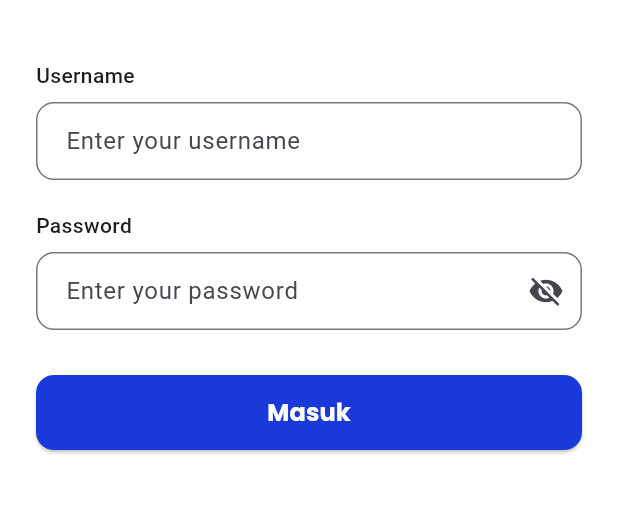
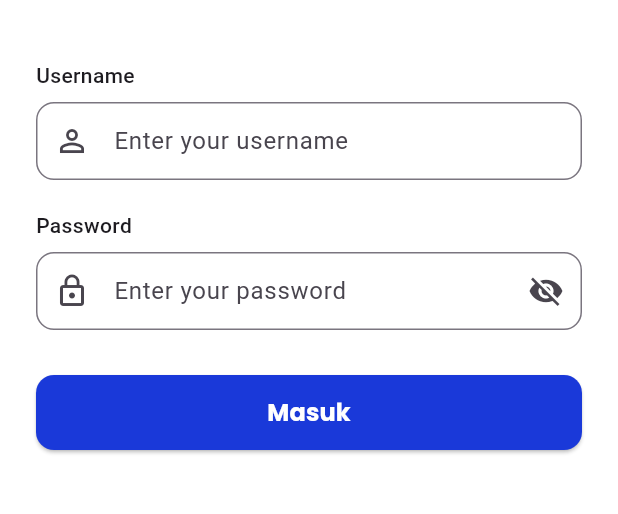
Before and after one commit to frhannkunn/peminjamanruangan, a Flutter app: the screen it shows after launch, on a phone screen of 412 x 824 dp, the part 219-733 px from its top. Run offline on Flutter 3.47's test engine with Material 3 defaults, Android fonts, the phone set to English and light mode, and no system bars; our stand-ins replace dotted_border, dropdown_button2, font_awesome_flutter, google_fonts, qr_flutter, shared_preferences and 1 more.

Commit message:
update hapus todo

```diff
--- a/lib/login.dart
+++ b/lib/login.dart
@@ -3,8 +3,6 @@ import 'package:flutter/material.dart';
 import '../widgets/footbar_peminjaman.dart';
 import '../widgets/footbar_pj.dart';
 import '../widgets/footbar_pic.dart';
-
-// 1. 👇 IMPORT SERVICE YANG BARU DIBUAT
 import '../services/auth_service.dart';
 
 class LoginPage extends StatefulWidget {
@@ -20,10 +18,10 @@ class _LoginPageState extends State<LoginPage> {
   bool _obscurePassword = true;
   bool _isLoading = false;
 
-  // 2. 👇 BUAT INSTANCE DARI AUTH SERVICE
+  // BUAT INSTANCE DARI AUTH SERVICE
   final AuthService _authService = AuthService();
 
-  // 3. 👇 FUNGSI _login() JADI JAUH LEBIH RINGKAS
+  // FUNGSI _login() JADI JAUH LEBIH RINGKAS
   Future<void> _login() async {
     String username = _usernameController.text;
     String password = _passwordController.text;
@@ -133,6 +131,7 @@ class _LoginPageState extends State<LoginPage> {
                 controller: _usernameController,
                 decoration: InputDecoration(
                   hintText: "Enter your username",
+                  prefixIcon: const Icon(Icons.person_outline),
                   border: OutlineInputBorder(
                     borderRadius: BorderRadius.circular(12),
                   ),
@@ -151,6 +150,7 @@ class _LoginPageState extends State<LoginPage> {
                 obscureText: _obscurePassword,
                 decoration: InputDecoration(
                   hintText: "Enter your password",
+                  prefixIcon: const Icon(Icons.lock_outline),
                   border: OutlineInputBorder(
                     borderRadius: BorderRadius.circular(12),
                   ),
--- a/lib/peminjaman/detail_ruangan.dart
+++ b/lib/peminjaman/detail_ruangan.dart
@@ -126,7 +126,7 @@ class DetailRuanganScreen extends StatelessWidget {
                         // ... Tombol Cek Ketersediaan
                         OutlinedButton(
                           onPressed: () {
-                            // TODO: Tambahkan logika untuk cek ketersediaan
+                            // Tambahkan logika untuk cek ketersediaan
                           },
                           style: ElevatedButton.styleFrom(
                             backgroundColor: const Color(0xFF1565C0),
--- a/lib/peminjaman/qr.dart
+++ b/lib/peminjaman/qr.dart
@@ -16,7 +16,7 @@ class QrScreen extends StatelessWidget {
     final String waktuPinjam =
         "${DateFormat('dd MMMM yyyy').format(peminjaman.tanggalPinjam)} | ${peminjaman.jamMulai} - ${peminjaman.jamSelesai}";
 
-    // --- TODO: Data Hardcoded ---
+    // --- Data Hardcoded ---
     // Data ini tidak ada di class PeminjamanData Anda.
     // Ganti string hardcoded ini dengan data asli jika sudah Anda miliki.
     const String peminjamHardcoded = "18646 - Jtsoo";
@@ -101,7 +101,7 @@ class QrScreen extends StatelessWidget {
                 Expanded(
                   child: ElevatedButton(
                     onPressed: () {
-                      // TODO: Implementasi fungsi Unduh QR Code
+                      // Implementasi fungsi Unduh QR Code
                     },
                     style: ElevatedButton.styleFrom(
                       backgroundColor: const Color(0xFF0D47A1),
```
